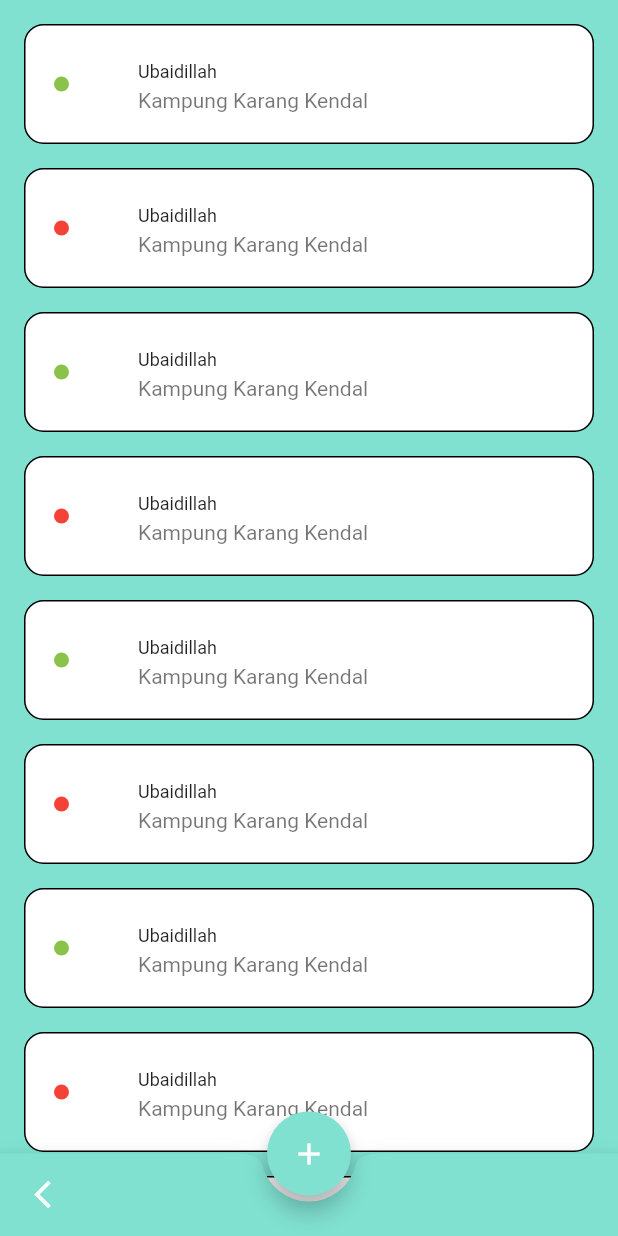
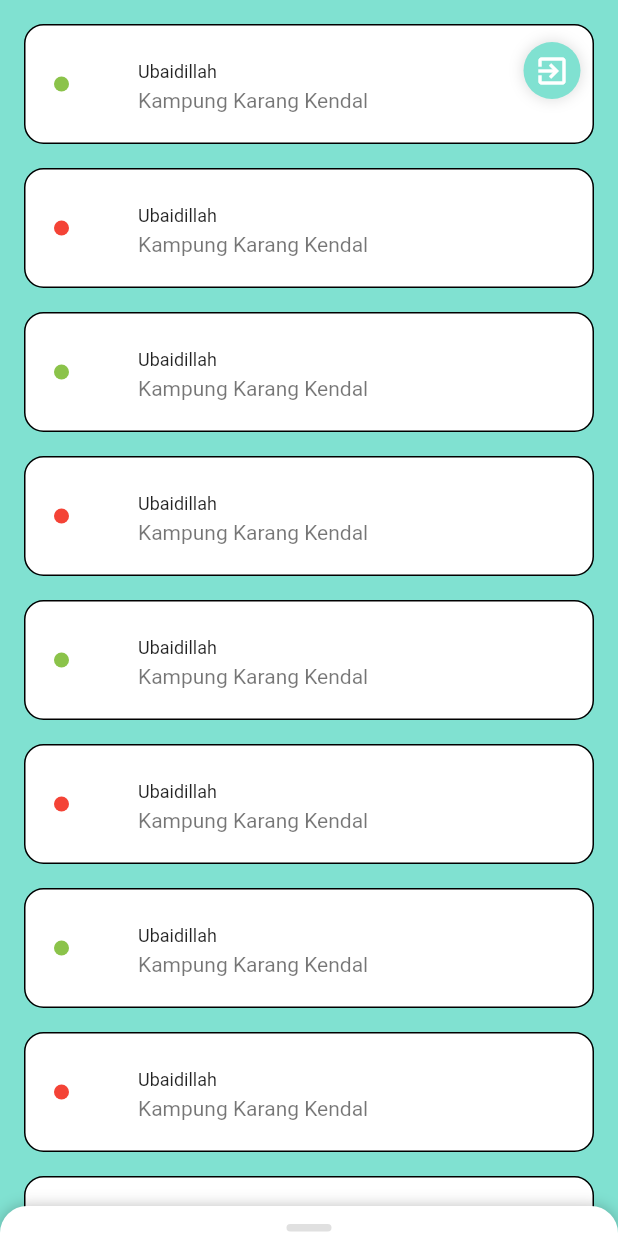
Before and after one commit to chadn4u/mcoops, a Flutter app: the MainMenu screen opened directly, on a phone screen of 412 x 824 dp. Run offline on Flutter 3.47's test engine with Material 2 defaults, Android fonts, the phone set to English and light mode, and no system bars; drawn by our look-alikes of sliding_up_panel.

Commit message:
second commit

```diff
--- a/lib/pages/mainMenu.dart
+++ b/lib/pages/mainMenu.dart
@@ -1,5 +1,6 @@
 import 'package:flutter/material.dart';
 import 'package:m_coop/models/members.dart';
+import 'package:sliding_up_panel/sliding_up_panel.dart';
 
 class MainMenu extends StatefulWidget {
   @override
@@ -8,7 +9,10 @@ class MainMenu extends StatefulWidget {
 }
 
 class _MainMenuState extends State < MainMenu > {
-  final GlobalKey <ScaffoldState> keyScaffold = GlobalKey<ScaffoldState>();
+  final GlobalKey < ScaffoldState > keyScaffold = GlobalKey < ScaffoldState > ();
+  TextEditingController _emailController = new TextEditingController();
+  TextEditingController _passwordController = new TextEditingController();
+  TextEditingController _nameController = new TextEditingController();
   final List < Member > lstMember = [
     Member('Ubaidillah', '312312312', 'Jakarta,31 -02 - 1978', 'Ubaidillah@gmail.com', 'Pria', '08112322234', 'Kampung Karang Kendal', 1),
     Member('Ubaidillah', '312312312', 'Jakarta,31 -02 - 1978', 'Ubaidillah@gmail.com', 'Pria', '08112322234', 'Kampung Karang Kendal', 0),
@@ -24,6 +28,107 @@ class _MainMenuState extends State < MainMenu > {
     Member('Ubaidillah', '312312312', 'Jakarta,31 -02 - 1978', 'Ubaidillah@gmail.com', 'Pria', '08112322234', 'Kampung Karang Kendal', 1),
   ];
 
+  Widget _input(Icon icon, String hint, TextEditingController controller,
+    bool obsecure) {
+    return Container(
+      padding: EdgeInsets.only(left: 20, right: 20),
+      child: TextField(
+        controller: controller,
+        obscureText: obsecure,
+        style: TextStyle(
+          fontSize: 20,
+        ),
+        decoration: InputDecoration(
+          hintStyle: TextStyle(fontWeight: FontWeight.bold, fontSize: 20),
+          hintText: hint,
+          enabledBorder: OutlineInputBorder(
+            borderRadius: BorderRadius.circular(30),
+            borderSide: BorderSide(
+              color: Theme.of(context).primaryColor,
+              width: 2,
+            ),
+          ),
+          border: OutlineInputBorder(
+            borderRadius: BorderRadius.circular(30),
+            borderSide: BorderSide(
+              color: Theme.of(context).primaryColor,
+              width: 3,
+            ),
+          ),
+          prefixIcon: Padding(
+            child: IconTheme(
+              data: IconThemeData(color: Theme.of(context).primaryColor),
+              child: icon,
+            ),
+            padding: EdgeInsets.only(left: 30, right: 10),
+          )),
+      ),
+    );
+  }
+  Widget _button(String text, Color splashColor, Color highlightColor,
+    Color fillColor, Color textColor, void
+    function ()) {
+    return RaisedButton(
+      highlightElevation: 0.0,
+      splashColor: splashColor,
+      highlightColor: highlightColor,
+      elevation: 0.0,
+      color: fillColor,
+      shape: RoundedRectangleBorder(
+        borderRadius: new BorderRadius.circular(30.0)),
+      child: Text(
+        text,
+        style: TextStyle(
+          fontWeight: FontWeight.bold, color: textColor, fontSize: 20),
+      ),
+      onPressed: () {
+        function ();
+      },
+    );
+  }
+  Widget _panel(ScrollController sc) {
+    return MediaQuery.removePadding(
+      context: context,
+      removeTop: true,
+      child: ListView(
+        controller: sc,
+        children: < Widget > [
+          SizedBox(height: 12.0, ),
+
+          Row(
+            mainAxisAlignment: MainAxisAlignment.center,
+            children: < Widget > [
+              Container(
+                width: 30,
+                height: 5,
+                decoration: BoxDecoration(
+                  color: Colors.grey[300],
+                  borderRadius: BorderRadius.all(Radius.circular(12.0))
+                ),
+              ),
+            ],
+          ),
+
+          SizedBox(height: 18.0, ),
+
+          Row(
+            mainAxisAlignment: MainAxisAlignment.center,
+            children: < Widget > [
+              Text(
+                "Add New Data",
+                style: TextStyle(
+                  fontWeight: FontWeight.normal,
+                  fontSize: 24.0,
+                  color: Theme.of(context).primaryColor
+                ),
+              ),
+            ],
+          ),
+          SizedBox(height: 36.0, ),
+        ],
+      )
+    );
+  }
   @override
   Widget build(BuildContext context) {
     _cardItem(Member member) {
@@ -67,6 +172,17 @@ class _MainMenuState extends State < MainMenu > {
       key: keyScaffold,
       extendBody: true,
       backgroundColor: Theme.of(context).primaryColor,
+      body: Stack(
+        alignment: Alignment.topCenter,
+        children: < Widget > [
+
+          SlidingUpPanel(
+            maxHeight: MediaQuery.of(context).size.height * 0.8,
+            minHeight: 20,
+            parallaxEnabled: true,
+            parallaxOffset: 1,
+            borderRadius: BorderRadius.only(topLeft: Radius.circular(18.0), topRight: Radius.circular(18.0)),
+            panelBuilder: (sc) => _panel(sc),
             body: Container(
               padding: EdgeInsets.all(8),
               child: ListView.builder(
@@ -78,31 +194,31 @@ class _MainMenuState extends State < MainMenu > {
                 shrinkWrap: true,
               ),
             ),
-      bottomNavigationBar: Container(
-        height: 55,
-        child: BottomAppBar(
+          ),
+          Positioned(
+            top: 10.0,
+            right: 1,
+            child: Container(
+              padding: const EdgeInsets.fromLTRB(24.0, 18.0, 24.0, 18.0),
+                child: Container(
+                  padding: const EdgeInsets.all(7.0),
+                    child: Icon(
+                      Icons.exit_to_app,
+                      color: Colors.white,
+                    ),
+                    decoration: BoxDecoration(
                       color: Theme.of(context).primaryColor,
-          shape: CircularNotchedRectangle(),
-          child: Row(
-            mainAxisAlignment: MainAxisAlignment.start,
-            children: < Widget > [
-              IconButton(
-                iconSize: 22,
-                padding: EdgeInsets.only(left: 20),
-                color: Colors.white,
-                icon: Icon(Icons.arrow_back_ios), onPressed: () {
-                  Navigator.of(context).pop();
-                }),
-            ],
+                      shape: BoxShape.circle,
+                      boxShadow: [BoxShadow(
+                        color: Color.fromRGBO(0, 0, 0, 0.15),
+                        blurRadius: 8.0,
+                      )]
                     ),
                 ),
             ),
-      floatingActionButton: FloatingActionButton(
-        onPressed: () {},
-        backgroundColor: Theme.of(context).primaryColor,
-        child: Icon(Icons.add, color: Colors.white, )
           ),
-      floatingActionButtonLocation: FloatingActionButtonLocation.centerDocked,
+        ],
+      ),
     );
   }
 }
--- a/pubspec.yaml
+++ b/pubspec.yaml
@@ -24,6 +24,7 @@ dependencies:
   # The following adds the Cupertino Icons font to your application.
   # Use with the CupertinoIcons class for iOS style icons.
   cupertino_icons: ^0.1.3
+  sliding_up_panel: ^1.0.0
 
 dev_dependencies:
   flutter_test:
```
Also changed, not shown: pubspec.lock. Lines whose indentation alone changed are shown as unchanged.
